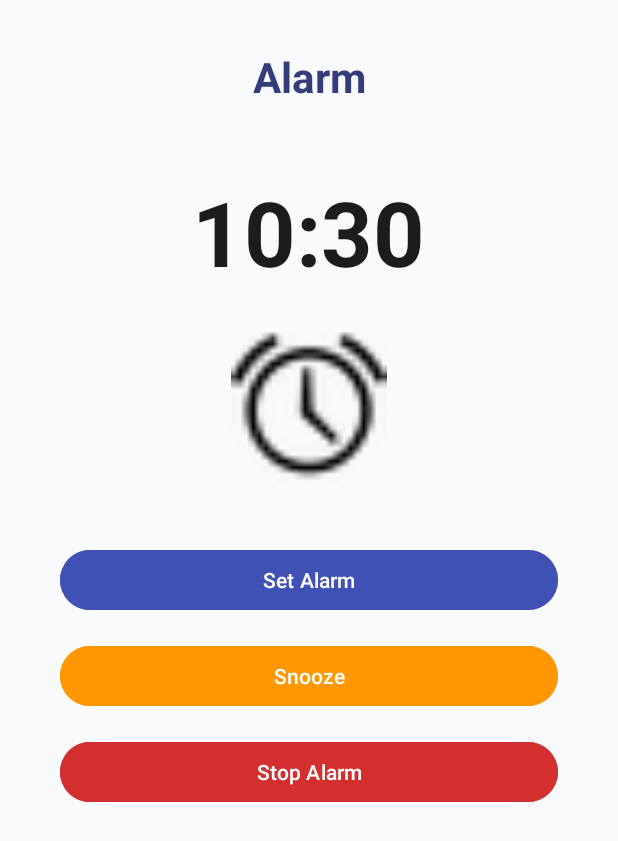
After one commit to nzlgrce/TOOLS_APP, an Android app: the AlarmActivity screen opened directly, with no data from a screen before it, on a phone screen of 412 x 824 dp. The commit adds this screen. Shown: the top 841 px of the screen. Run offline under Robolectric (Android 15) with nearby library versions, the phone set to English and light mode, and no system bars.

Commit message:
initial commit

```diff
--- /dev/null
+++ b/app/src/main/java/com/example/uttoapp/AlarmActivity.java
@@ -0,0 +1,170 @@
+package com.example.uttoapp;
+
+import android.Manifest;
+import android.annotation.SuppressLint;
+import android.app.AlarmManager;
+import android.app.PendingIntent;
+import android.app.TimePickerDialog;
+import android.content.Context;
+import android.content.Intent;
+import android.media.Ringtone;
+import android.media.RingtoneManager;
+import android.net.Uri;
+import android.os.Bundle;
+import android.os.SystemClock;
+import android.os.Vibrator;
+import android.widget.Button;
+import android.widget.ImageView;
+import android.widget.TextView;
+import android.widget.TimePicker;
+import android.widget.Toast;
+
+import androidx.annotation.RequiresPermission;
+import androidx.appcompat.app.AlertDialog;
+import androidx.appcompat.app.AppCompatActivity;
+
+import java.util.Calendar;
+
+public class AlarmActivity extends AppCompatActivity {
+
+    private TextView textViewClock;
+    private Button btnSetAlarm, btnSnooze, btnStop;
+    private ImageView imgAlarm;
+
+    private Ringtone ringtone;
+    private Vibrator vibrator;
+    private AlarmManager alarmManager;
+    private PendingIntent pendingIntent;
+
+    private int alarmHour, alarmMinute;
+
+    @SuppressLint("ScheduleExactAlarm")
+    @Override
+    protected void onCreate(Bundle savedInstanceState) {
+        super.onCreate(savedInstanceState);
+        setContentView(R.layout.activity_alarm);
+
+        textViewClock = findViewById(R.id.textViewClock);
+        btnSetAlarm = findViewById(R.id.btnSetAlarm);
+        btnSnooze = findViewById(R.id.btnSnooze);
+        btnStop = findViewById(R.id.btnStop);
+        imgAlarm = findViewById(R.id.imgAlarm);
+
+        alarmManager = (AlarmManager) getSystemService(Context.ALARM_SERVICE);
+        vibrator = (Vibrator) getSystemService(Context.VIBRATOR_SERVICE);
+
+        // Show current time in digital format
+        Calendar calendar = Calendar.getInstance();
+        String currentTime = String.format("%02d:%02d", calendar.get(Calendar.HOUR_OF_DAY), calendar.get(Calendar.MINUTE));
+        textViewClock.setText(currentTime);
+
+        // Set Alarm Button
+        btnSetAlarm.setOnClickListener(v -> openTimePicker());
+
+        // Snooze button (add 5 min)
+        btnSnooze.setOnClickListener(v -> {
+            if (ringtone != null && ringtone.isPlaying()) {
+                ringtone.stop();
+            }
+            if (vibrator != null) vibrator.cancel();
+
+            scheduleAlarm(5 * 60 * 1000); // snooze for 5 min
+            Toast.makeText(this, "Snoozed for 5 minutes", Toast.LENGTH_SHORT).show();
+        });
+
+        // Stop button
+        btnStop.setOnClickListener(v -> stopAlarm());
+    }
+
+    private void openTimePicker() {
+        Calendar calendar = Calendar.getInstance();
+        int hour = calendar.get(Calendar.HOUR_OF_DAY);
+        int minute = calendar.get(Calendar.MINUTE);
+
+        @SuppressLint("ScheduleExactAlarm") TimePickerDialog timePickerDialog = new TimePickerDialog(
+                this,
+                (TimePicker view, int hourOfDay, int minute1) -> {
+                    alarmHour = hourOfDay;
+                    alarmMinute = minute1;
+                    String timeText = String.format("%02d:%02d", hourOfDay, minute1);
+                    textViewClock.setText(timeText);
+
+                    Calendar now = Calendar.getInstance();
+                    Calendar setTime = Calendar.getInstance();
+                    setTime.set(Calendar.HOUR_OF_DAY, alarmHour);
+                    setTime.set(Calendar.MINUTE, alarmMinute);
+                    setTime.set(Calendar.SECOND, 0);
+
+                    long delayMillis = setTime.getTimeInMillis() - now.getTimeInMillis();
+                    if (delayMillis <= 0) {
+                        delayMillis += 24 * 60 * 60 * 1000; // next day
+                    }
+                    scheduleAlarm(System.currentTimeMillis() + delayMillis);
+
+                    Toast.makeText(this, "Alarm set for " + timeText, Toast.LENGTH_SHORT).show();
+                },
+                hour, minute, true
+        );
+        timePickerDialog.show();
+    }
+
+    @SuppressLint("ScheduleExactAlarm")
+    @RequiresPermission(Manifest.permission.SCHEDULE_EXACT_ALARM)
+    private void scheduleAlarm(long triggerAtMillis) {
+        Intent intent = new Intent(this, AlarmReceiver.class);
+        pendingIntent = PendingIntent.getBroadcast(this, 0, intent, PendingIntent.FLAG_IMMUTABLE);
+
+        alarmManager.setExact(
+                AlarmManager.RTC_WAKEUP,
+                triggerAtMillis,
+                pendingIntent
+        );
+    }
+
+
+    private void stopAlarm() {
+        if (ringtone != null && ringtone.isPlaying()) {
+            ringtone.stop();
+        }
+        if (vibrator != null) vibrator.cancel();
+        Toast.makeText(this, "Alarm stopped", Toast.LENGTH_SHORT).show();
+    }
+
+    // This will be called by AlarmReceiver when time is up
+    @SuppressLint("ScheduleExactAlarm")
+    public void triggerAlarm() {
+        Uri alarmSound = RingtoneManager.getDefaultUri(RingtoneManager.TYPE_ALARM);
+        if (alarmSound == null) {
+            alarmSound = RingtoneManager.getDefaultUri(RingtoneManager.TYPE_NOTIFICATION);
+        }
+        ringtone = RingtoneManager.getRingtone(getApplicationContext(), alarmSound);
+        if (ringtone != null) ringtone.play();
+
+        if (vibrator != null && vibrator.hasVibrator()) {
+            vibrator.vibrate(2000); // 2 sec vibrate
+        }
+
+        // Show alert popup
+        new AlertDialog.Builder(this)
+                .setTitle("Alarm Ringing")
+                .setMessage("Wake up! Do you want to snooze or stop?")
+                .setPositiveButton("Snooze", (d, w) -> {
+                    if (ringtone != null && ringtone.isPlaying()) ringtone.stop();
+                    if (vibrator != null) vibrator.cancel();
+                    scheduleAlarm(5 * 60 * 1000); // snooze 5 min
+                })
+                .setNegativeButton("Stop", (d, w) -> stopAlarm())
+                .setCancelable(false)
+                .show();
+    }
+
+    @Override
+    protected void onResume() {
+        super.onResume();
+        if (getIntent().getBooleanExtra("alarm_trigger", false)) {
+            triggerAlarm();
+            getIntent().removeExtra("alarm_trigger");
+        }
+    }
+
+}
--- /dev/null
+++ b/app/src/main/res/layout/activity_alarm.xml
@@ -0,0 +1,95 @@
+<?xml version="1.0" encoding="utf-8"?>
+<androidx.constraintlayout.widget.ConstraintLayout xmlns:android="http://schemas.android.com/apk/res/android"
+    xmlns:app="http://schemas.android.com/apk/res-auto"
+    xmlns:tools="http://schemas.android.com/tools"
+    android:layout_width="match_parent"
+    android:layout_height="match_parent"
+    android:background="#F9FAFB"
+    tools:context=".AlarmActivity">
+
+    <!-- Title -->
+    <TextView
+        android:id="@+id/textViewTitle"
+        android:layout_width="wrap_content"
+        android:layout_height="wrap_content"
+        android:text="Alarm"
+        android:textSize="28sp"
+        android:textStyle="bold"
+        android:textColor="#333D79"
+        app:layout_constraintTop_toTopOf="parent"
+        app:layout_constraintStart_toStartOf="parent"
+        app:layout_constraintEnd_toEndOf="parent"
+        android:layout_marginTop="32dp"/>
+
+    <TextView
+        android:id="@+id/textViewClock"
+        android:layout_width="wrap_content"
+        android:layout_height="wrap_content"
+        android:layout_marginTop="44dp"
+        android:text="07:30"
+        android:textColor="#1C1C1C"
+        android:textSize="60sp"
+        android:textStyle="bold"
+        app:layout_constraintEnd_toEndOf="parent"
+        app:layout_constraintHorizontal_bias="0.498"
+        app:layout_constraintStart_toStartOf="parent"
+        app:layout_constraintTop_toBottomOf="@id/textViewTitle" />
+
+    <ImageView
+        android:id="@+id/imgAlarm"
+        android:layout_width="126dp"
+        android:layout_height="104dp"
+        android:layout_marginTop="24dp"
+        android:background="@android:color/transparent"
+        android:scaleType="fitCenter"
+        android:src="@android:drawable/ic_lock_idle_alarm"
+        app:layout_constraintEnd_toEndOf="parent"
+        app:layout_constraintHorizontal_bias="0.498"
+        app:layout_constraintStart_toStartOf="parent"
+        app:layout_constraintTop_toBottomOf="@id/textViewClock"
+        app:tint="@color/black" />
+
+    <Button
+        android:id="@+id/btnSetAlarm"
+        android:layout_width="0dp"
+        android:layout_height="wrap_content"
+        android:text="Set Alarm"
+        android:backgroundTint="#3F51B5"
+        android:textColor="@android:color/white"
+        app:layout_constraintTop_toBottomOf="@id/imgAlarm"
+        app:layout_constraintStart_toStartOf="parent"
+        app:layout_constraintEnd_toEndOf="parent"
+        android:layout_marginStart="40dp"
+        android:layout_marginEnd="40dp"
+        android:layout_marginTop="40dp"/>
+
+    <!-- Snooze Button -->
+    <Button
+        android:id="@+id/btnSnooze"
+        android:layout_width="0dp"
+        android:layout_height="wrap_content"
+        android:text="Snooze"
+        android:backgroundTint="#FF9800"
+        android:textColor="@android:color/white"
+        app:layout_constraintTop_toBottomOf="@id/btnSetAlarm"
+        app:layout_constraintStart_toStartOf="parent"
+        app:layout_constraintEnd_toEndOf="parent"
+        android:layout_marginStart="40dp"
+        android:layout_marginEnd="40dp"
+        android:layout_marginTop="16dp"/>
+
+    <!-- Stop Alarm Button -->
+    <Button
+        android:id="@+id/btnStop"
+        android:layout_width="0dp"
+        android:layout_height="wrap_content"
+        android:text="Stop Alarm"
+        android:backgroundTint="#D32F2F"
+        android:textColor="@android:color/white"
+        app:layout_constraintTop_toBottomOf="@id/btnSnooze"
+        app:layout_constraintStart_toStartOf="parent"
+        app:layout_constraintEnd_toEndOf="parent"
+        android:layout_marginStart="40dp"
+        android:layout_marginEnd="40dp"
+        android:layout_marginTop="16dp"/>
+</androidx.constraintlayout.widget.ConstraintLayout>
```
Also changed, not shown: app/src/main/AndroidManifest.xml (+8 -0 lines), app/src/main/java/com/example/uttoapp/AlarmReceiver.java (added, +15 -0 lines), app/src/main/java/com/example/uttoapp/MainActivity.java (+5 -6 lines).
